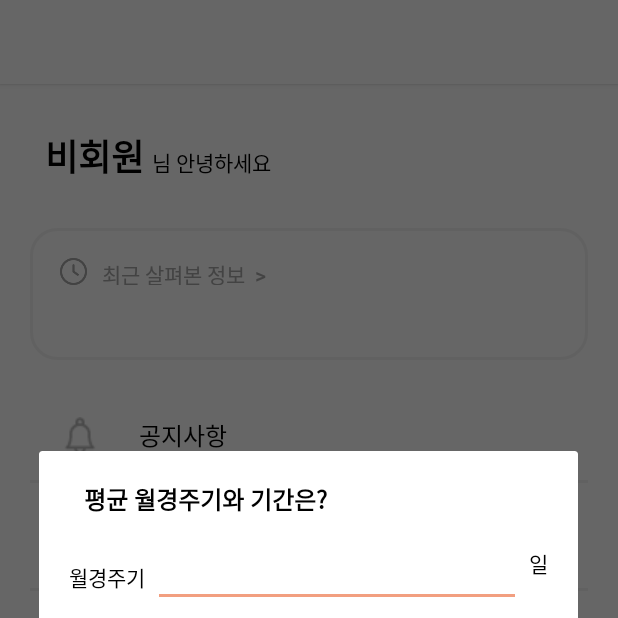
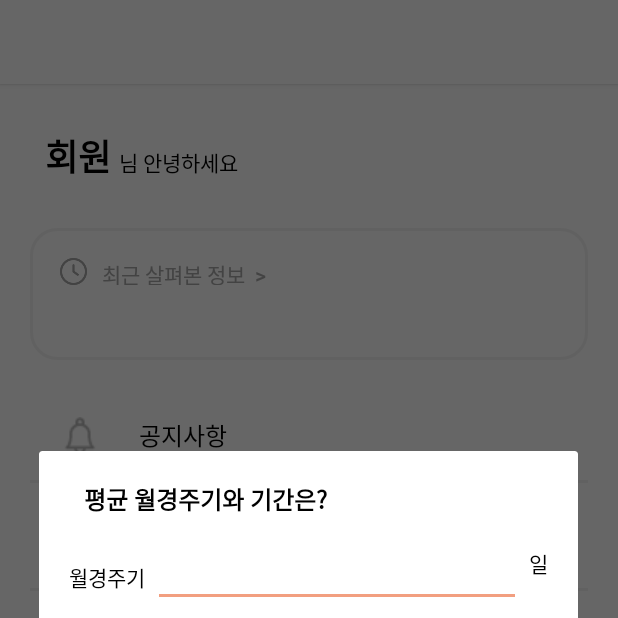
Before and after one commit to MW-STAC2021/MW_STAC2021, an Android app: the MainActivity screen opened directly, with no data from a screen before it, item 5 of the bottom bar chosen, on a phone screen of 412 x 824 dp, the top half of it. Run offline under Robolectric (Android 15) with nearby library versions, the phone set to English and light mode, and no system bars; 5 statements that could not run were skipped.

Commit message:
코드 정리

```diff
--- a/app/src/main/java/com/stac2021/mwproject/MainActivity.java
+++ b/app/src/main/java/com/stac2021/mwproject/MainActivity.java
@@ -18,7 +18,7 @@ public class MainActivity extends AppCompatActivity {
     protected void onCreate(Bundle savedInstanceState) {
         super.onCreate(savedInstanceState);
         setContentView(R.layout.activity_main);
-        Favorite.getInstance().keepList();
+
         getSupportFragmentManager().beginTransaction().add(R.id.frameLayout, new HomeFragment()).commit();
         bottomNavigationView = findViewById(R.id.navigationView);
         // FrameLayout에 fragment.xml 띄우기
--- a/app/src/main/java/com/stac2021/mwproject/app.java
+++ b/app/src/main/java/com/stac2021/mwproject/app.java
@@ -18,7 +18,7 @@ import server_user_data.UserInfoResponse;
 public class app extends Application {
     ServiceApi service;
     private static String userId;
-    private static String userName;
+    private static String userName = null;
     private UserInfoItem userInfoItem;
     @Override
     public void onCreate() {
@@ -32,7 +32,9 @@ public class app extends Application {
     }
 
     public String getUserName(){
-        return userInfoItem.name;
+        Log.d("favo", "app : " + userName);
+        if (userName == null) return "회원";
+        return userName;
     }
 
     public static String getUserId(){
--- a/app/src/main/java/com/stac2021/mwproject/fragment/CalenderFragment.java
+++ b/app/src/main/java/com/stac2021/mwproject/fragment/CalenderFragment.java
@@ -13,6 +13,7 @@ import androidx.annotation.RequiresApi;
 import androidx.core.app.ActivityCompat;
 import androidx.fragment.app.Fragment;
 
+import android.util.Log;
 import android.view.LayoutInflater;
 import android.view.Menu;
 import android.view.MenuInflater;
@@ -36,6 +37,7 @@ import com.stac2021.mwproject.CalendarDecorator.PeriodDecorator;
 import com.stac2021.mwproject.CalendarDecorator.PregnantPossibleDecorator;
 import com.stac2021.mwproject.PeriodSetting;
 import com.stac2021.mwproject.R;
+import com.stac2021.mwproject.app;
 
 import androidx.appcompat.app.AppCompatActivity;
 import java.lang.reflect.Type;
@@ -64,7 +66,6 @@ public class CalenderFragment extends Fragment {
     TextView toolbar_title;
     ImageView toolbar_icon;
 
-
     @RequiresApi(api = Build.VERSION_CODES.LOLLIPOP)
     @Override
     public View onCreateView(LayoutInflater inflater, ViewGroup container,
@@ -72,6 +73,7 @@ public class CalenderFragment extends Fragment {
         // Inflate the layout for this fragment
         setHasOptionsMenu(true);
         View view = inflater.inflate(R.layout.fragment_calender, container, false);
+
         tb = view.findViewById(R.id.toolbar) ;
         ((AppCompatActivity)getActivity()).setSupportActionBar(tb);
 
@@ -93,7 +95,6 @@ public class CalenderFragment extends Fragment {
         View dialogView = View.inflate(getContext(), R.layout.dialog_period, null);
         final AlertDialog dlg = new AlertDialog.Builder(getContext()).create();
         dlg.setView(dialogView);
-
 
         /*for(int i=0; i<periodDates.size(); i++) {
             calendarView.addDecorator(new PeriodDecorator(Color.parseColor("#FB6D37"), periodDates.get(i)));
--- a/app/src/main/res/layout/activity_mypage_recent.xml
+++ b/app/src/main/res/layout/activity_mypage_recent.xml
@@ -1,6 +1,7 @@
 <?xml version="1.0" encoding="utf-8"?>
 <RelativeLayout android:layout_width="match_parent"
     android:layout_height="wrap_content"
+    android:background="@color/white"
     xmlns:android="http://schemas.android.com/apk/res/android">
     <include
         layout="@layout/toolbar_base"
--- a/app/src/main/res/layout/activity_setting_period.xml
+++ b/app/src/main/res/layout/activity_setting_period.xml
@@ -21,7 +21,7 @@
                 android:layout_width="wrap_content"
                 android:layout_height="wrap_content"
                 android:id="@+id/period_user_name"
-                android:text="비회원"
+                android:text="회원"
                 android:textSize="24sp"
                 android:textStyle="bold"
                 android:textColor="#000"
--- a/app/src/main/res/layout/fragment_mypage.xml
+++ b/app/src/main/res/layout/fragment_mypage.xml
@@ -29,11 +29,11 @@
                     android:layout_margin="30dp"
                     android:orientation="horizontal">
                     <TextView
-                        android:id="@+id/my_page_user_name"
+                        android:id="@+id/my_page_user_name_jjin"
                         android:layout_width="wrap_content"
                         android:layout_height="wrap_content"
                         android:layout_marginRight="5dp"
-                        android:text="비회원"
+                        android:text="회원"
                         android:textColor="#000000"
                         android:textSize="24dp"
                         android:textStyle="bold"/>
```
Also changed, not shown: app/src/main/java/server_userActivity/LoginActivity.java (+16 -7 lines).
